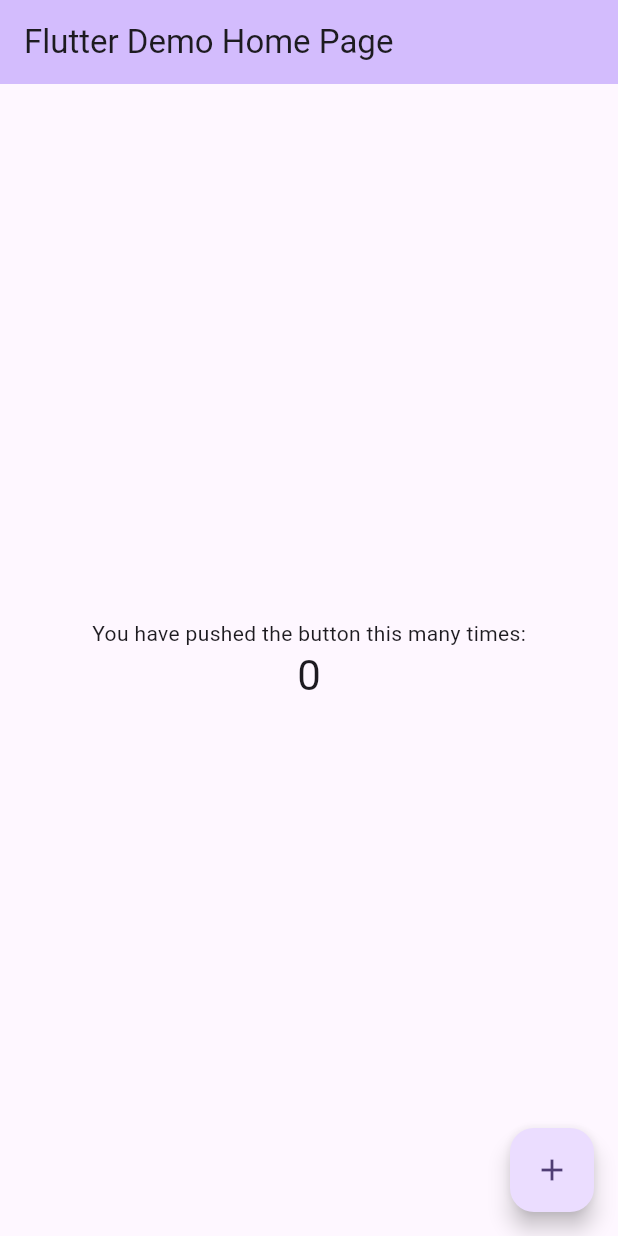
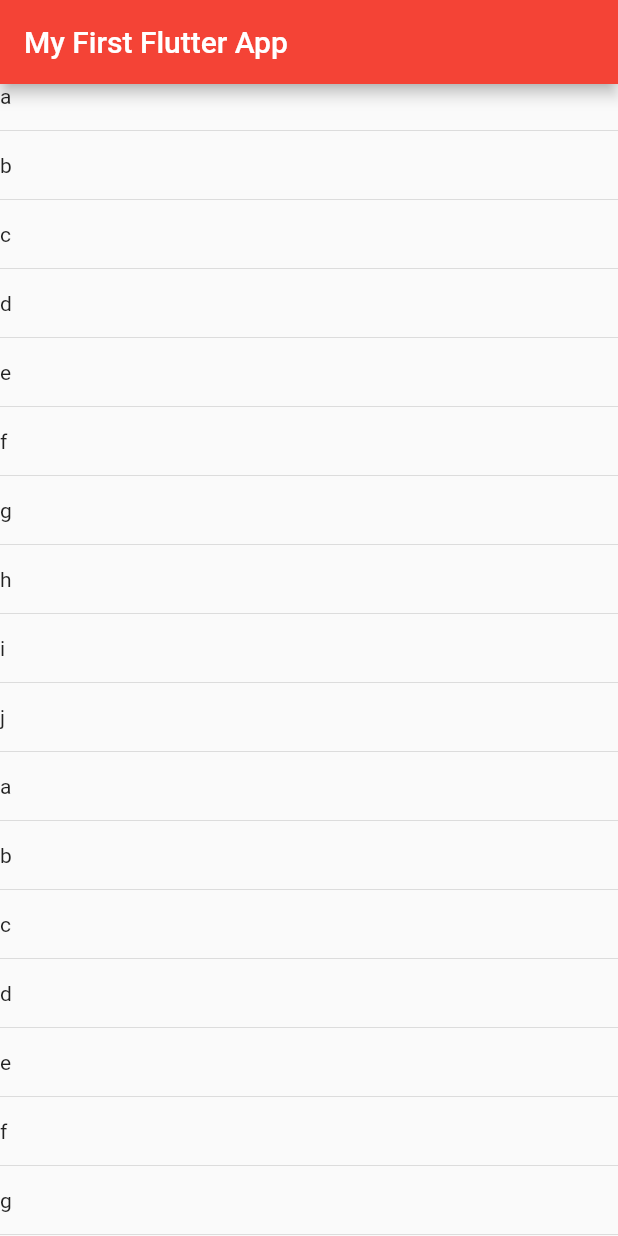
Before and after one commit to asar109/Flutter_1, a Flutter app: the screen it shows after launch, on a phone screen of 412 x 824 dp. Run offline on Flutter 3.47's test engine with Material 2 defaults, Android fonts, the phone set to English and light mode, and no system bars.

Commit message:
first commit

```diff
--- /dev/null
+++ b/lib/home_page.dart
@@ -0,0 +1,45 @@
+import 'package:flutter/material.dart';
+
+class MyHomePage extends StatelessWidget {
+  const MyHomePage({super.key});
+  @override
+  Widget build(BuildContext context) {
+    const arrname = [
+      'a',
+      'b',
+      'c',
+      'd',
+      'e',
+      'f',
+      'g',
+      'h',
+      'i',
+      'j',
+      'a',
+      'b',
+      'c',
+      'd',
+      'e',
+      'f',
+      'g',
+      'h',
+      'i',
+      'j'
+    ];
+    return Scaffold(
+        appBar: AppBar(
+          title: const Text('My First Flutter App'),
+        ),
+        body: ListView.separated(
+          itemBuilder: (context, index) {
+            return Text(arrname[index]);
+          },
+          itemCount: arrname.length,
+          separatorBuilder: (context, index) {
+            return Divider(
+              height: 30,
+            );
+          },
+        ));
+  }
+}
--- a/lib/main.dart
+++ b/lib/main.dart
@@ -1,3 +1,4 @@
+import 'package:first_project/home_page.dart';
 import 'package:flutter/material.dart';
 
 void main() {
@@ -5,121 +6,15 @@ void main() {
 }
 
 class MyApp extends StatelessWidget {
-  const MyApp({super.key});
-
-  // This widget is the root of your application.
+  const MyApp({Key? key}) : super(key: key);
   @override
   Widget build(BuildContext context) {
     return MaterialApp(
-      title: 'Flutter Demo',
-      theme: ThemeData(
-        // This is the theme of your application.
-        //
-        // TRY THIS: Try running your application with "flutter run". You'll see
-        // the application has a blue toolbar. Then, without quitting the app,
-        // try changing the seedColor in the colorScheme below to Colors.green
-        // and then invoke "hot reload" (save your changes or press the "hot
-        // reload" button in a Flutter-supported IDE, or press "r" if you used
-        // the command line to start the app).
-        //
-        // Notice that the counter didn't reset back to zero; the application
-        // state is not lost during the reload. To reset the state, use hot
-        // restart instead.
-        //
-        // This works for code too, not just values: Most code changes can be
-        // tested with just a hot reload.
-        colorScheme: ColorScheme.fromSeed(seedColor: Colors.deepPurple),
-        useMaterial3: true,
-      ),
-      home: const MyHomePage(title: 'Flutter Demo Home Page'),
-    );
+        title: 'Flutter Demo',
+        debugShowCheckedModeBanner: false,
+        theme: ThemeData(
+          primarySwatch: Colors.red,
+        ),
+        home: const MyHomePage());
   }
 }
-
-class MyHomePage extends StatefulWidget {
-  const MyHomePage({super.key, required this.title});
-
-  // This widget is the home page of your application. It is stateful, meaning
-  // that it has a State object (defined below) that contains fields that affect
-  // how it looks.
-
-  // This class is the configuration for the state. It holds the values (in this
-  // case the title) provided by the parent (in this case the App widget) and
-  // used by the build method of the State. Fields in a Widget subclass are
-  // always marked "final".
-
-  final String title;
-
-  @override
-  State<MyHomePage> createState() => _MyHomePageState();
-}
-
-class _MyHomePageState extends State<MyHomePage> {
-  int _counter = 0;
-
-  void _incrementCounter() {
-    setState(() {
-      // This call to setState tells the Flutter framework that something has
-      // changed in this State, which causes it to rerun the build method below
-      // so that the display can reflect the updated values. If we changed
-      // _counter without calling setState(), then the build method would not be
-      // called again, and so nothing would appear to happen.
-      _counter++;
-    });
-  }
-
-  @override
-  Widget build(BuildContext context) {
-    // This method is rerun every time setState is called, for instance as done
-    // by the _incrementCounter method above.
-    //
-    // The Flutter framework has been optimized to make rerunning build methods
-    // fast, so that you can just rebuild anything that needs updating rather
-    // than having to individually change instances of widgets.
-    return Scaffold(
-      appBar: AppBar(
-        // TRY THIS: Try changing the color here to a specific color (to
-        // Colors.amber, perhaps?) and trigger a hot reload to see the AppBar
-        // change color while the other colors stay the same.
-        backgroundColor: Theme.of(context).colorScheme.inversePrimary,
-        // Here we take the value from the MyHomePage object that was created by
-        // the App.build method, and use it to set our appbar title.
-        title: Text(widget.title),
-      ),
-      body: Center(
-        // Center is a layout widget. It takes a single child and positions it
-        // in the middle of the parent.
-        child: Column(
-          // Column is also a layout widget. It takes a list of children and
-          // arranges them vertically. By default, it sizes itself to fit its
-          // children horizontally, and tries to be as tall as its parent.
-          //
-          // Column has various properties to control how it sizes itself and
-          // how it positions its children. Here we use mainAxisAlignment to
-          // center the children vertically; the main axis here is the vertical
-          // axis because Columns are vertical (the cross axis would be
-          // horizontal).
-          //
-          // TRY THIS: Invoke "debug painting" (choose the "Toggle Debug Paint"
-          // action in the IDE, or press "p" in the console), to see the
-          // wireframe for each widget.
-          mainAxisAlignment: MainAxisAlignment.center,
-          children: <Widget>[
-            const Text(
-              'You have pushed the button this many times:',
-            ),
-            Text(
-              '$_counter',
-              style: Theme.of(context).textTheme.headlineMedium,
-            ),
-          ],
-        ),
-      ),
-      floatingActionButton: FloatingActionButton(
-        onPressed: _incrementCounter,
-        tooltip: 'Increment',
-        child: const Icon(Icons.add),
-      ), // This trailing comma makes auto-formatting nicer for build methods.
-    );
-  }
-}
```
